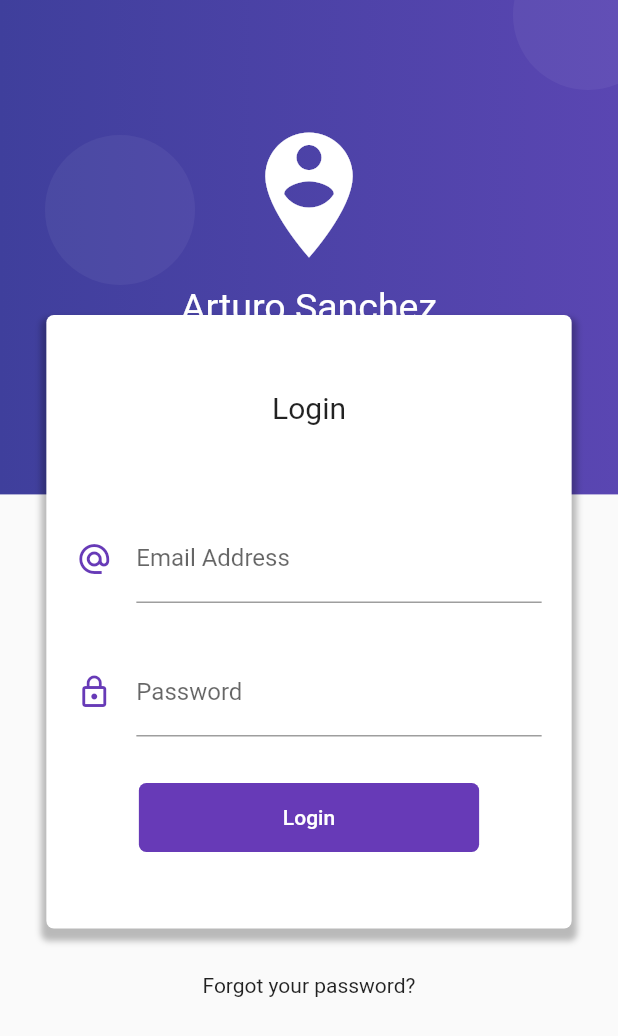
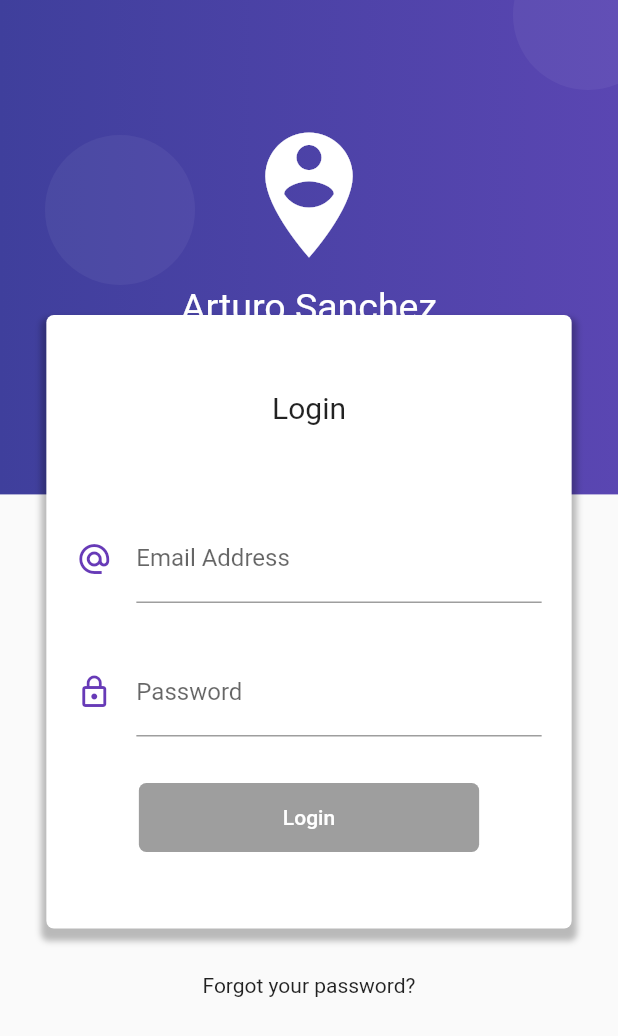
Before and after one commit to ascstb/FlutterCourse, a Flutter app: the screen it shows after launch, on a phone screen of 412 x 824 dp. Shown: the top 1036 px of the screen. Run offline on Flutter 3.47's test engine with Material 2 defaults, Android fonts, the phone set to English and light mode, and no system bars; our stand-ins replace rxdart.

Commit message:
Form Validation: Section11 - Lesson 204: Combining Streams

```diff
--- a/form_validation/lib/src/blocs/login_block.dart
+++ b/form_validation/lib/src/blocs/login_block.dart
@@ -1,10 +1,11 @@
 import 'dart:async';
 
 import 'package:form_validation/src/blocs/validators.dart';
+import 'package:rxdart/rxdart.dart';
 
 class LoginBloc with Validators {
-  final _emailController = StreamController<String>.broadcast();
-  final _passwordController = StreamController<String>.broadcast();
+  final _emailController = BehaviorSubject<String>();
+  final _passwordController = BehaviorSubject<String>();
 
   //Insert data to the stream
   Function(String) get changeEmail => _emailController.sink.add;
@@ -12,10 +13,14 @@ class LoginBloc with Validators {
   Function(String) get changePassword => _passwordController.sink.add;
 
   //Get Stream data
-  Stream<String> get emailStream => _emailController.stream.transform(validateEmail);
+  Stream<String> get emailStream =>
+      _emailController.stream.transform(validateEmail);
 
   Stream<String> get passwordStream =>
       _passwordController.stream.transform(validatePassword);
+
+  Stream<bool> get validFormStream =>
+      Rx.combineLatest2(emailStream, passwordStream, (email, password) => true);
 
   dispose() {
     _emailController?.close();
--- a/form_validation/lib/src/pages/login_page.dart
+++ b/form_validation/lib/src/pages/login_page.dart
@@ -95,7 +95,7 @@ class LoginPage extends StatelessWidget {
                 SizedBox(height: 30.0),
                 _createPassword(bloc),
                 SizedBox(height: 30.0),
-                _createLoginButton()
+                _createLoginButton(bloc)
               ],
             ),
           ),
@@ -149,7 +149,10 @@ class LoginPage extends StatelessWidget {
     );
   }
 
-  _createLoginButton() {
+  _createLoginButton(LoginBloc bloc) {
+    return StreamBuilder(
+      stream: bloc.validFormStream,
+      builder: (BuildContext context, AsyncSnapshot snapshopt) {
         return RaisedButton(
           child: Container(
             padding: EdgeInsets.symmetric(horizontal: 80.0, vertical: 15.0),
@@ -161,7 +164,9 @@ class LoginPage extends StatelessWidget {
           elevation: 0.0,
           color: Colors.deepPurple,
           textColor: Colors.white,
-      onPressed: () {},
+          onPressed: snapshopt.hasData ? () {} : null,
+        );
+      },
     );
   }
 }
--- a/form_validation/pubspec.yaml
+++ b/form_validation/pubspec.yaml
@@ -28,6 +28,7 @@ dependencies:
   # The following adds the Cupertino Icons font to your application.
   # Use with the CupertinoIcons class for iOS style icons.
   cupertino_icons: ^0.1.3
+  rxdart: ^0.24.1
 
 dev_dependencies:
   flutter_test:
```
Also changed, not shown: form_validation/pubspec.lock. Lines whose indentation alone changed are shown as unchanged.
